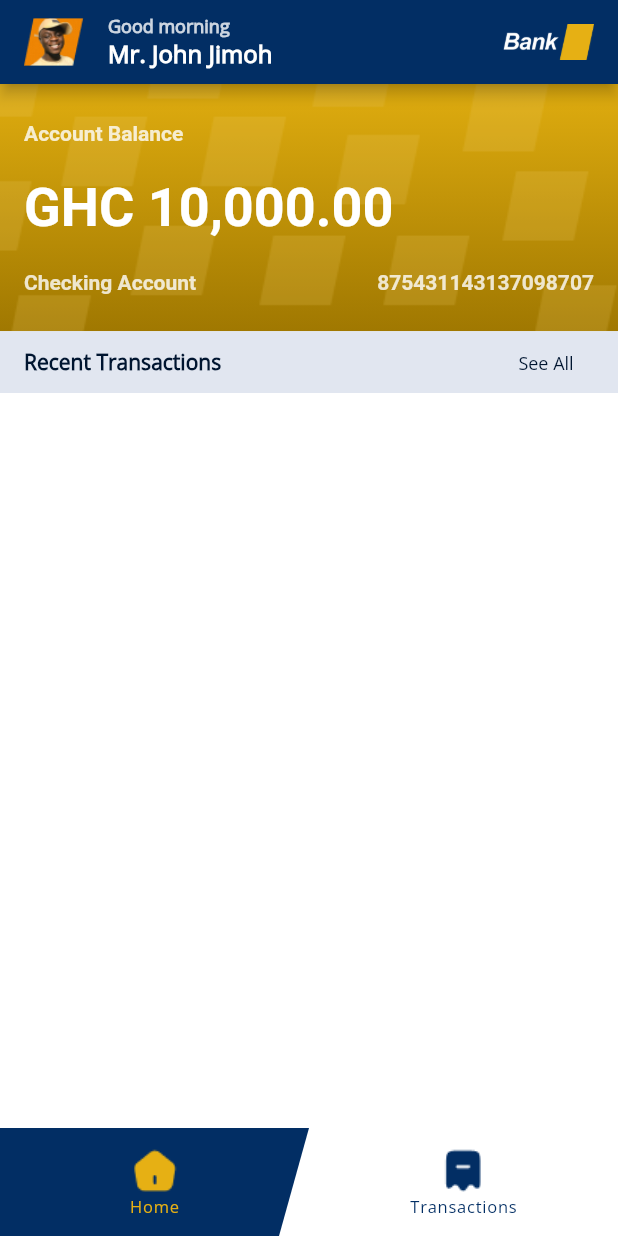
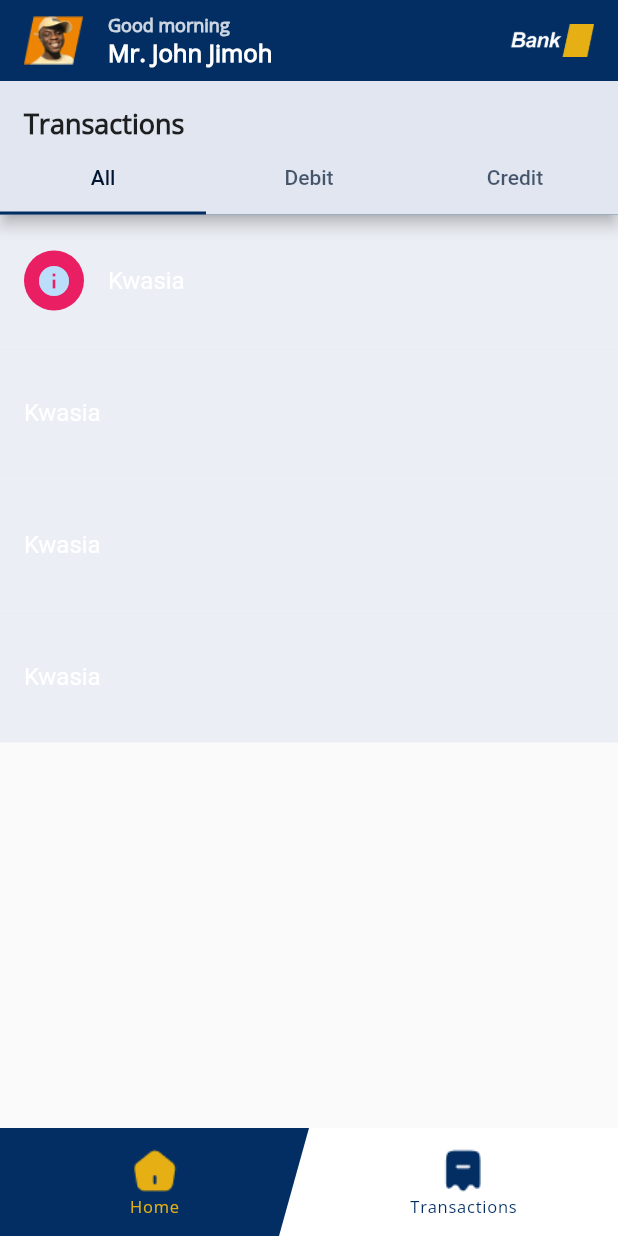
Before and after one commit to Carlysberg/BankApp, a Flutter app: the HomeScreen screen opened directly, after a tap on "Transactions", on a phone screen of 412 x 824 dp. Run offline on Flutter 3.47's test engine with Material 2 defaults, Android fonts, the phone set to English and light mode, and no system bars.

Commit message:
desiging the tile

```diff
--- a/lib/screens/home_screen.dart
+++ b/lib/screens/home_screen.dart
@@ -1,7 +1,8 @@
+import 'package:bank/screens/transaction_screen.dart';
 import 'package:flutter/material.dart';
 
 import '../widgets/balance_card.dart';
-import '../widgets/slanted_edge_button.dart';
+import '../widgets/bottom_navbar.dart';
 
 class HomeScreen extends StatelessWidget {
   const HomeScreen({Key? key}) : super(key: key);
@@ -45,6 +46,26 @@ class HomeScreen extends StatelessWidget {
           )
         ],
       ),
+      bottomNavigationBar: MyBottomNavBar(
+        leftOnPressed: () {
+          Navigator.pop(context);
+          Navigator.push (
+            context,
+            MaterialPageRoute (
+              builder: (BuildContext context) => const HomeScreen(),
+            ),
+          );
+        },
+        rightOnPressed: () {
+          Navigator.pop(context);
+          Navigator.push (
+            context,
+            MaterialPageRoute (
+              builder: (BuildContext context) => const TransactionScreen(),
+            ),
+          );
+        },
+      ),
       body: Column(
         children: [
           const BalanceCard(accountBalance: '10,000.00'),
@@ -60,56 +81,6 @@ class HomeScreen extends StatelessWidget {
               ),
               ),
           ),
-          Container(
-            color: Color(0xFFFFFFFF),
-            child: Row(mainAxisAlignment: MainAxisAlignment.spaceBetween,
-              children: [
-                Expanded(
-                  child: SlantedEdgeButton(
-                      slantHeight: 72,
-                      buttonColor: Color(0xFF022E64),
-                      icon: Image.asset('images/homeIcon.png',
-                        color: Color(0xFFE6B014),
-                      ),
-                      text: const Text('Home',
-                        style: TextStyle(
-                          color: Color(0xFFE6B014),
-                            fontSize: 11,
-                            fontWeight: FontWeight.w400,
-                            fontFamily: 'OpenSans',
-                            letterSpacing: 0.5
-                        )
-                      ),
-                      onPressed: (){
-
-                      },
-                    ),
-                ),
-                Expanded(
-                    child: MaterialButton(
-                      onPressed: (){},
-                      child: SizedBox(
-                        height: 72,
-                        child: Column(mainAxisAlignment: MainAxisAlignment.center,
-                              children: [
-                                Image.asset('images/transacImg.png'),
-                                const Text('Transactions',
-                                    style: TextStyle(
-                                      color: Color(0xFF022E64),
-                                      fontSize: 11,
-                                      fontWeight: FontWeight.w400,
-                                      fontFamily: 'OpenSans',
-                                      letterSpacing: 0.5
-                                    )
-                                ),
-                              ],
-                        ),
-                      ),
-                    )
-                )
-              ],
-            ),
-          )
         ],
       ),
     );
--- /dev/null
+++ b/lib/screens/transaction_screen.dart
@@ -0,0 +1,147 @@
+import 'package:flutter/material.dart';
+
+import '../widgets/bottom_navbar.dart';
+import 'home_screen.dart';
+
+class TransactionScreen extends StatelessWidget {
+   const TransactionScreen({Key? key}) : super(key: key);
+
+  final List<Tab> tabs = const[
+    Tab(text: 'All'),
+    Tab(text: 'Debit'),
+    Tab(text: 'Credit'),
+  ];
+
+  @override
+  Widget build(BuildContext context) {
+    return DefaultTabController(
+      length: tabs.length,
+      child: Scaffold(
+        appBar: AppBar(
+
+          backgroundColor: const Color(0xFF022E64),
+          leading: Padding(
+            padding: const EdgeInsets.only(left: 16.0),
+            child: Image.asset('images/profileImg.png'),
+          ),
+          title: Padding(
+            padding: const EdgeInsets.symmetric(vertical: 16),
+            child: Column(crossAxisAlignment: CrossAxisAlignment.start,
+              children: [
+                Text('Good morning',
+                    style: TextStyle(
+                        color: const Color(0xFFFFFFFF).withOpacity(0.8),
+                        fontFamily: 'OpenSans',
+                        fontSize: 12,
+                        fontWeight: FontWeight.w600
+                    )
+                ),
+                const Text('Mr. John Jimoh',
+                    style: TextStyle(
+                        color: Color(0xFFFFFFFF),
+                        fontFamily: 'OpenSans',
+                        fontSize: 16,
+                        fontWeight: FontWeight.w600
+                    )
+                ),
+              ],
+            ),
+          ),
+          actions: [
+            Padding(
+              padding: const EdgeInsets.all(16.0),
+              child: Image.asset('images/bankLogo.png'),
+            )
+          ],
+          bottom: PreferredSize(
+              preferredSize: Size.fromHeight(87),
+                  child: Container(
+                      color: Color(0xFFE1E6F0),
+                      child: Column(crossAxisAlignment: CrossAxisAlignment.start,
+                        children: [
+                          Padding(
+                            padding: const EdgeInsets.only(left: 16,top: 16),
+                            child: Text('Transactions',
+                            style: TextStyle(
+                              fontFamily: 'OpenSans',
+                              fontSize: 18,
+                              fontWeight: FontWeight.w600
+                            ),),
+                          ),
+                          TabBar(tabs: tabs,
+                            indicatorColor: Color(0xFF022E63), // TabBar indicator color
+                            labelColor: Color(0xFF001530),
+                          ),
+                        ],
+                      ),
+                    ),
+                ),
+        ),
+        bottomNavigationBar: MyBottomNavBar(
+          leftOnPressed: () {
+            Navigator.pop(context);
+            Navigator.push (
+              context,
+              MaterialPageRoute (
+                builder: (BuildContext context) => const HomeScreen(),
+              ),
+            );
+          },
+          rightOnPressed: () {
+            Navigator.pop(context);
+            Navigator.push (
+              context,
+              MaterialPageRoute (
+                builder: (BuildContext context) => const TransactionScreen(),
+              ),
+            );
+          },
+        ),
+        body: TabBarView(
+            children: [
+              ListView(
+                children: [
+                  ListTile(
+                    leading: Container(
+                      decoration: BoxDecoration(),
+                      child: CircleAvatar(
+                        backgroundColor: Colors.pink,
+                        child: Icon(Icons.info),
+                      ),
+                    ),
+                    contentPadding: EdgeInsets.symmetric(horizontal: 16, vertical: 16),
+                    title: Text('Kwasia'),
+                    tileColor: Color(0xFFE1E6F0).withOpacity(0.6),
+                    textColor: Colors.white,
+                  ),
+                  ListTile(
+                    contentPadding: EdgeInsets.symmetric(horizontal: 16, vertical: 16),
+                    title: Text('Kwasia'),
+                    tileColor: Color(0xFFE1E6F0).withOpacity(0.6),
+                    textColor: Colors.white,
+                  ),
+                  ListTile(
+                    contentPadding: EdgeInsets.symmetric(horizontal: 16, vertical: 16),
+                    title: Text('Kwasia'),
+                    tileColor: Color(0xFFE1E6F0).withOpacity(0.6),
+                    textColor: Colors.white,
+                  ),
+                  ListTile(
+                    contentPadding: EdgeInsets.symmetric(horizontal: 16, vertical: 16),
+                    title: Text('Kwasia'),
+                    tileColor: Color(0xFFE1E6F0).withOpacity(0.6),
+                    textColor: Colors.white,
+                  ),
+
+
+                ],
+              ),
+              ListView(),
+              ListView(),
+
+            ]
+        ),
+      ),
+    );
+  }
+}
--- /dev/null
+++ b/lib/widgets/bottom_navbar.dart
@@ -0,0 +1,66 @@
+import 'package:bank/widgets/slanted_edge_button.dart';
+import 'package:flutter/material.dart';
+
+class MyBottomNavBar extends StatelessWidget {
+
+  final VoidCallback leftOnPressed;
+  final VoidCallback rightOnPressed;
+
+  const MyBottomNavBar({
+    Key? key,
+    required this.leftOnPressed,
+    required this.rightOnPressed
+  }) : super(key: key);
+
+  @override
+  Widget build(BuildContext context) {
+    return Container(
+      color: const Color(0xFFFFFFFF),
+      child: Row(mainAxisAlignment: MainAxisAlignment.spaceBetween,
+        children: [
+          Expanded(
+            child: SlantedEdgeButton(
+              slantHeight: 72,
+              buttonColor: const Color(0xFF022E64),
+              icon: Image.asset('images/homeIcon.png',
+                color: const Color(0xFFE6B014),
+              ),
+              text: const Text('Home',
+                  style: TextStyle(
+                      color: Color(0xFFE6B014),
+                      fontSize: 11,
+                      fontWeight: FontWeight.w400,
+                      fontFamily: 'OpenSans',
+                      letterSpacing: 0.5
+                  )
+              ),
+              onPressed: leftOnPressed
+            ),
+          ),
+          Expanded(
+              child: MaterialButton(
+                onPressed: rightOnPressed,
+                child: SizedBox(
+                  height: 72,
+                  child: Column(mainAxisAlignment: MainAxisAlignment.center,
+                    children: [
+                      Image.asset('images/transacImg.png'),
+                      const Text('Transactions',
+                          style: TextStyle(
+                              color: Color(0xFF022E64),
+                              fontSize: 11,
+                              fontWeight: FontWeight.w400,
+                              fontFamily: 'OpenSans',
+                              letterSpacing: 0.5
+                          )
+                      ),
+                    ],
+                  ),
+                ),
+              )
+          )
+        ],
+      ),
+    );
+  }
+}
```
